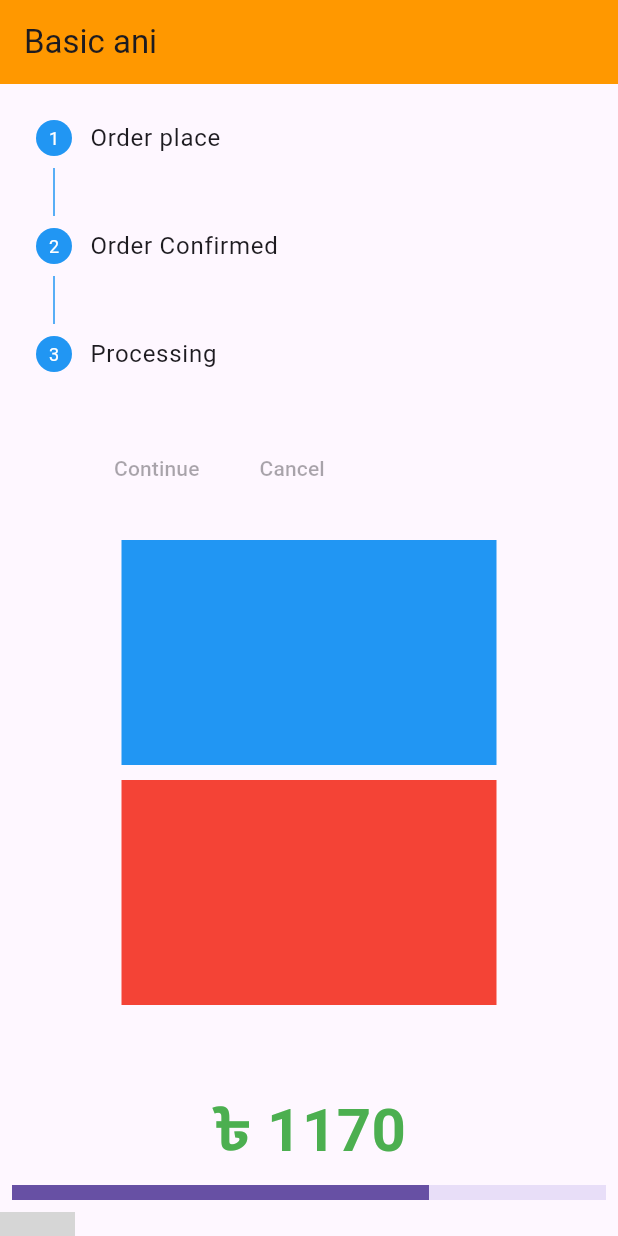
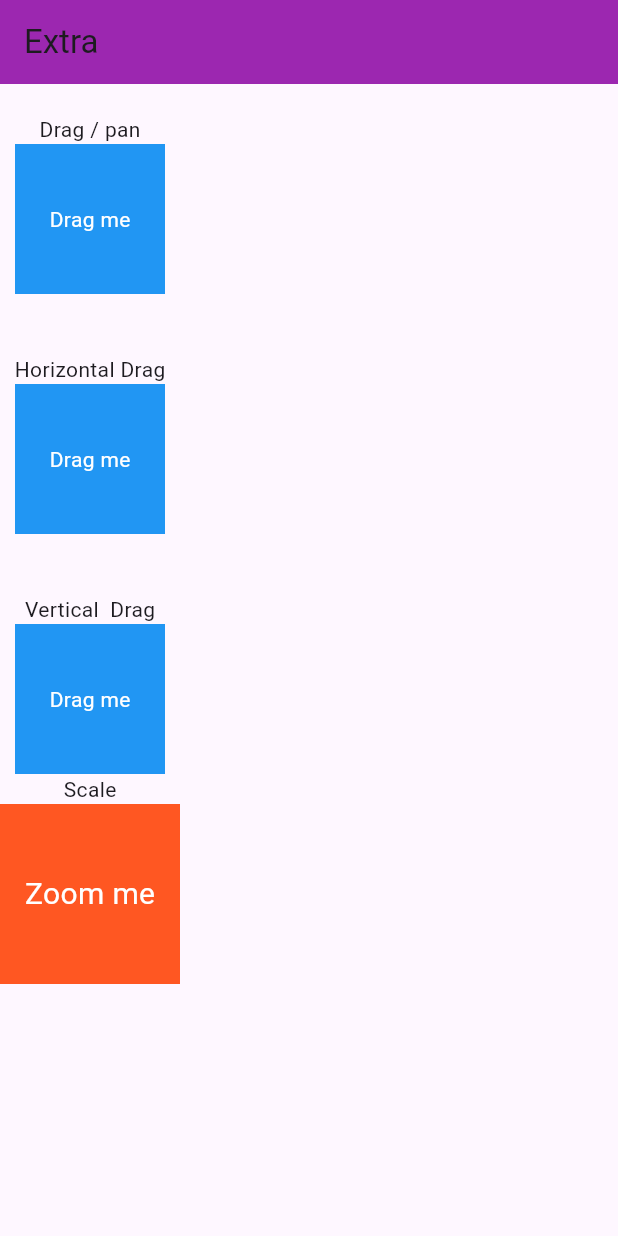
Before and after one commit to taufiqurSabbir/batch_16, a Flutter app: the screen it shows after launch, on a phone screen of 412 x 824 dp. Run offline on Flutter 3.47's test engine with Material 3 defaults, Android fonts, the phone set to English and light mode, and no system bars; grey boxes are pictures that could not be loaded.

Commit message:
module_12_class_3

```diff
--- a/lib/app.dart
+++ b/lib/app.dart
@@ -10,6 +10,7 @@ import 'module_11/class_3.dart';
 import 'module_11/custom_w.dart';
 import 'module_12/class_1.dart';
 import 'module_12/class_2.dart';
+import 'module_12/class_3.dart';
 import 'module_9/class_3.dart';
 
 class MyApp extends StatelessWidget {
@@ -20,7 +21,7 @@ class MyApp extends StatelessWidget {
     return MaterialApp(
       debugShowCheckedModeBanner: false,
         title: 'Flutter 16',
-      home: Class2Module12(),
+      home: Module12Class3(),
     );
   }
 }
--- /dev/null
+++ b/lib/module_12/class_3.dart
@@ -0,0 +1,123 @@
+import 'package:flutter/material.dart';
+
+class Module12Class3 extends StatefulWidget {
+  const Module12Class3({super.key});
+
+  @override
+  State<Module12Class3> createState() => _Module12Class3State();
+}
+
+class _Module12Class3State extends State<Module12Class3> {
+  double scale = 1.0;
+  double dx = 0;
+  double dy = 0;
+  @override
+  Widget build(BuildContext context) {
+   return Scaffold(
+     appBar: AppBar(
+       title: Text('Extra'),
+       backgroundColor: Colors.purple,
+     ),
+     body: SingleChildScrollView(
+       child: Column(
+         children: [
+           SizedBox(height: 20,),
+
+
+
+           Text('Drag / pan'),
+           GestureDetector(
+             onPanUpdate: (details){
+               setState(() {
+                dx += details.delta.dx;
+                dy += details.delta.dy;
+               });
+             },
+             child: Transform.translate(
+               offset: Offset(dx,dy),
+               child: Container(
+                 height: 100,
+                 width: 100,
+                 color: Colors.blue,
+                 child: Center(child: Text('Drag me',style: TextStyle(color: Colors.white),)),
+               ),
+             ),
+           ),
+
+
+           SizedBox(height: 40,),
+
+           Text('Horizontal Drag'),
+
+           GestureDetector(
+             onHorizontalDragUpdate: (details){
+               setState(() {
+                 dx += details.delta.dx;
+               });
+             },
+
+             child: Transform.translate(
+               offset: Offset(dx,dy),
+               child: Container(
+                 height: 100,
+                 width: 100,
+                 color: Colors.blue,
+                 child: Center(child: Text('Drag me',style: TextStyle(color: Colors.white),)),
+               ),
+             ),
+           ),
+
+           SizedBox(height: 40,),
+
+
+           Text('Vertical  Drag'),
+
+           GestureDetector(
+             onVerticalDragUpdate: (details){
+               setState(() {
+                 dy += details.delta.dy;
+               });
+             },
+
+             child: Transform.translate(
+               offset: Offset(dx,dy),
+               child: Container(
+                 height: 100,
+                 width: 100,
+                 color: Colors.blue,
+                 child: Center(child: Text('Drag me',style: TextStyle(color: Colors.white),)),
+               ),
+             ),
+           ),
+
+
+           Text('Scale'),
+
+           GestureDetector(
+             onScaleUpdate: (details){
+               setState(() {
+                 scale += details.scale;
+                 print(scale);
+               });
+             },
+
+             child: Transform.scale(
+               scale: scale,
+
+               child: Container(
+
+                 height: 120,
+                 width: 120,
+                 color: Colors.deepOrange,
+                 child: Center(child: Text('Zoom me',style: TextStyle(color: Colors.white,fontSize: 20),)),
+               ),
+             ),
+           )
+
+
+         ],
+       ),
+     ),
+   );
+  }
+}
```
